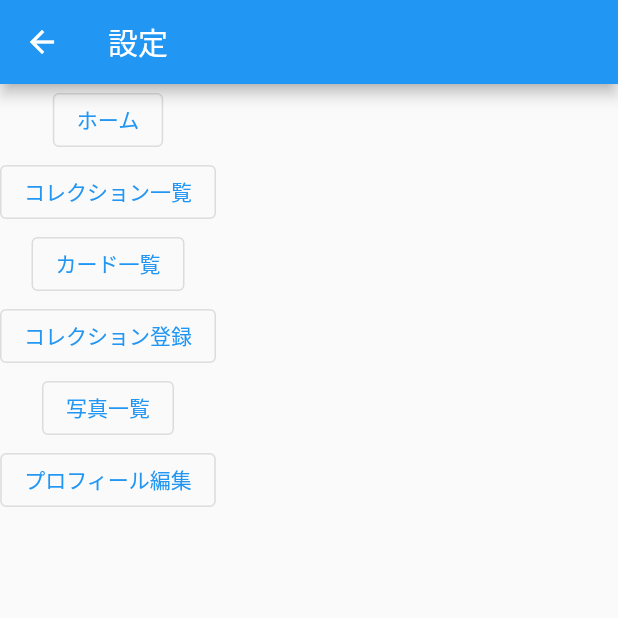
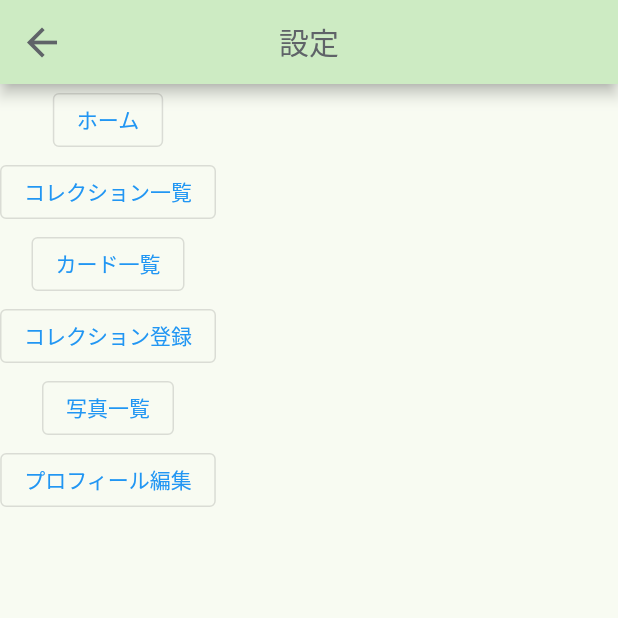
Before and after one commit to m-maekakuchi/Harvester, a Flutter app: the BottomBar screen opened directly, item 3 of the bottom bar chosen, after a tap on the "settings" icon, on a phone screen of 412 x 824 dp, the top half of it. Run offline on Flutter 3.47's test engine with Material 2 defaults, Android fonts, the phone set to English and light mode, and no system bars; our stand-ins replace firebase_auth, firebase_core, flutter_datetime_picker, flutter_riverpod, go_router, google_sign_in; missing offline and left inert: firebase_app_check; accounts and stored records are empty; generated files the repository leaves out were written again; network calls fail.

Commit message:
AppBarの変更

```diff
--- a/lib/main.dart
+++ b/lib/main.dart
@@ -39,14 +39,15 @@ class MyApp extends ConsumerWidget {
       //   Locale('ja'),
       // ],
       // title: 'BATTLE CHECK',
-      darkTheme: ThemeData(
+      theme: ThemeData(
         scaffoldBackgroundColor: scaffoldBackgroundColor,
-        textTheme: const TextTheme(bodyMedium: TextStyle(color: Colors.red)),
+        textTheme: const TextTheme(bodyMedium: TextStyle(color: textIconColor)),
         // primaryColorDark: Colors.black,
         appBarTheme: const AppBarTheme(
           centerTitle: true,
           iconTheme: IconThemeData(
-            color: textIconColor
+            color: textIconColor,
+            size: 30,
           ),
           color: themeColor,
           foregroundColor: textIconColor,
--- a/lib/views/pages/bottom_bar.dart
+++ b/lib/views/pages/bottom_bar.dart
@@ -1,10 +1,8 @@
 import 'package:flutter/material.dart';
 import 'package:flutter_riverpod/flutter_riverpod.dart';
-import 'package:go_router/go_router.dart';
 import 'package:harvester/views/pages/photos/photos_list_page.dart';
 
 import '../../commons/app_color.dart';
-import '../../handlers/padding_handler.dart';
 import 'cards/cards_list_page.dart';
 import 'collections/collection_add_page.dart';
 import 'collections/collection_page.dart';
@@ -54,52 +52,26 @@ class BottomBar extends ConsumerWidget {
       PhotosListPage(),
     ];
 
-    // AppBarのテキストタイトル
-    const appBarTextTitle = [
-      'My Manhole Cards',
-      'My Manhole Cards',
-      'All Manhole Cards',
-      'My Card 追加',
-      'Photos'
-    ];
-
-    // AppBarのtitle
-    final appBarTitle = [
-      Image.asset(
-        width: getW(context, 10),
-        height: getH(context, 10),
-        'images/AppBar_logo.png'
-      ),
-      Text(appBarTextTitle[index]),
-    ];
+    // // AppBarのテキストタイトル
+    // const appBarTextTitle = [
+    //   'My Manhole Cards',
+    //   'My Manhole Cards',
+    //   'All Manhole Cards',
+    //   'My Card 追加',
+    //   'Photos'
+    // ];
+    //
+    // // AppBarのtitle
+    // final appBarTitle = [
+    //   Image.asset(
+    //     width: getW(context, 10),
+    //     height: getH(context, 10),
+    //     'images/AppBar_logo.png'
+    //   ),
+    //   Text(appBarTextTitle[index]),
+    // ];
 
     return Scaffold(
-      // appBar: AppBar(
-      //   centerTitle: true,
-      //   backgroundColor: themeColor,
-      //   foregroundColor: textIconColor,
-      //   title: Center(
-      //     child: Row(
-      //       mainAxisAlignment: MainAxisAlignment.center,  // アイコンと文字列セットでセンターに配置
-      //       children: appBarTitle
-      //     ),
-      //   ),
-      //   iconTheme: const IconThemeData(
-      //     size: 30,
-      //   ),
-      //   // leading: ,
-      //   actions: [
-      //     IconButton(
-      //       onPressed: () {
-      //         context.push('/settings/setting_page');
-      //       },
-      //       icon: const Icon(
-      //         Icons.settings_rounded,
-      //         color: textIconColor,
-      //       ),
-      //     ),
-      //   ],
-      // ),
       body: pages[index],
       bottomNavigationBar: BottomNavigationBar(
         type: BottomNavigationBarType.fixed,  // すべてのアイテムが表示されるように設定
--- a/lib/views/pages/cards/cards_list_page.dart
+++ b/lib/views/pages/cards/cards_list_page.dart
@@ -298,9 +298,6 @@ class CardsListPage extends ConsumerWidget {
         tabController.addListener(() {});
         return Scaffold(
           appBar: AppBar(
-            centerTitle: true,
-            backgroundColor: themeColor,
-            foregroundColor: textIconColor,
             title: Center(
               child: Row(
                 mainAxisAlignment: MainAxisAlignment.center,  // アイコンと文字列セットでセンターに配置
@@ -310,22 +307,16 @@ class CardsListPage extends ConsumerWidget {
                     height: getH(context, 10),
                     'images/AppBar_logo.png'
                   ),
-                  const Text('All Manhole Cards'),
-                ],
+                  const Text("All Manhole Cards"),
+                ]
               ),
-            ),
-            iconTheme: const IconThemeData(
-              size: 30,
             ),
             actions: [
               IconButton(
                 onPressed: () {
                   context.push('/settings/setting_page');
                 },
-                icon: const Icon(
-                  Icons.settings_rounded,
-                  color: textIconColor,
-                ),
+                icon: const Icon(Icons.settings_rounded),
               ),
             ],
             bottom: const ColoredTabBar(
--- a/lib/views/pages/home_page.dart
+++ b/lib/views/pages/home_page.dart
@@ -193,9 +193,6 @@ class HomePage extends StatelessWidget {
   Widget build(BuildContext context) {
     return Scaffold(
       appBar: AppBar(
-        centerTitle: true,
-        backgroundColor: themeColor,
-        foregroundColor: textIconColor,
         title: Center(
           child: Row(
             mainAxisAlignment: MainAxisAlignment.center,  // アイコンと文字列セットでセンターに配置
@@ -205,22 +202,16 @@ class HomePage extends StatelessWidget {
                 height: getH(context, 10),
                 'images/AppBar_logo.png'
               ),
-              const Text('All Manhole Cards'),
-            ],
+              const Text("My Manhole Cards"),
+            ]
           ),
-        ),
-        iconTheme: const IconThemeData(
-          size: 30,
         ),
         actions: [
           IconButton(
             onPressed: () {
               context.push('/settings/setting_page');
             },
-            icon: const Icon(
-              Icons.settings_rounded,
-              color: textIconColor,
-            ),
+            icon: const Icon(Icons.settings_rounded),
           ),
         ],
       ),
@@ -285,7 +276,6 @@ Widget _indicator(
     allCardsNum,
     context
 ) {
-
   return CustomPaint(
     painter: RatioIndicatorWidget(
       percentage: percentage, // バッテリーレベルの割合
```
